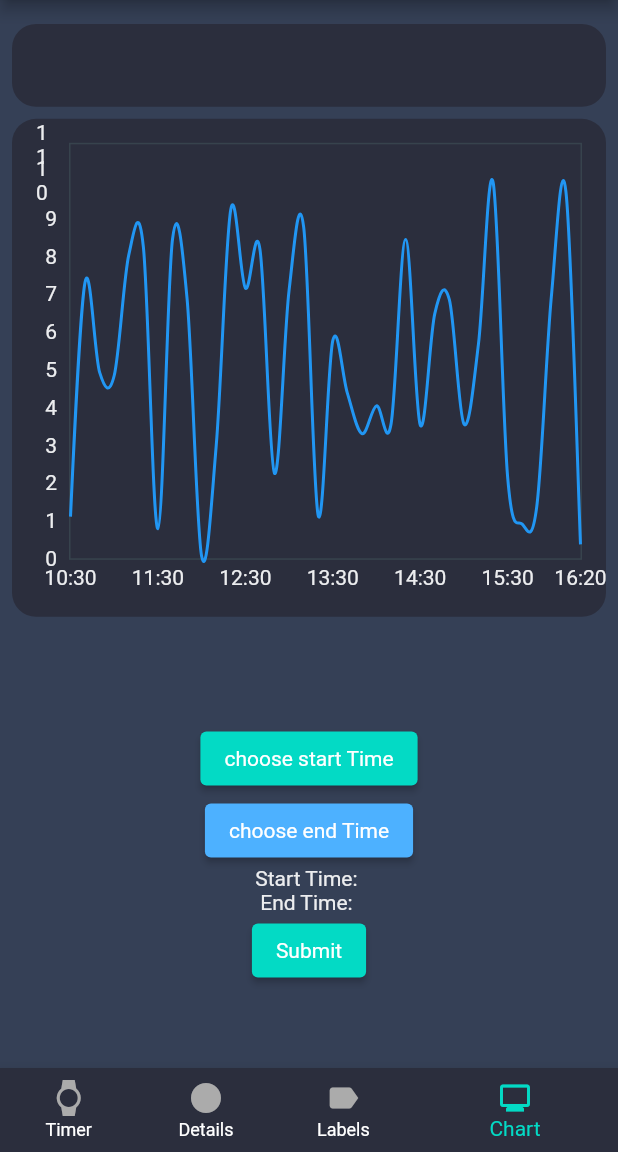
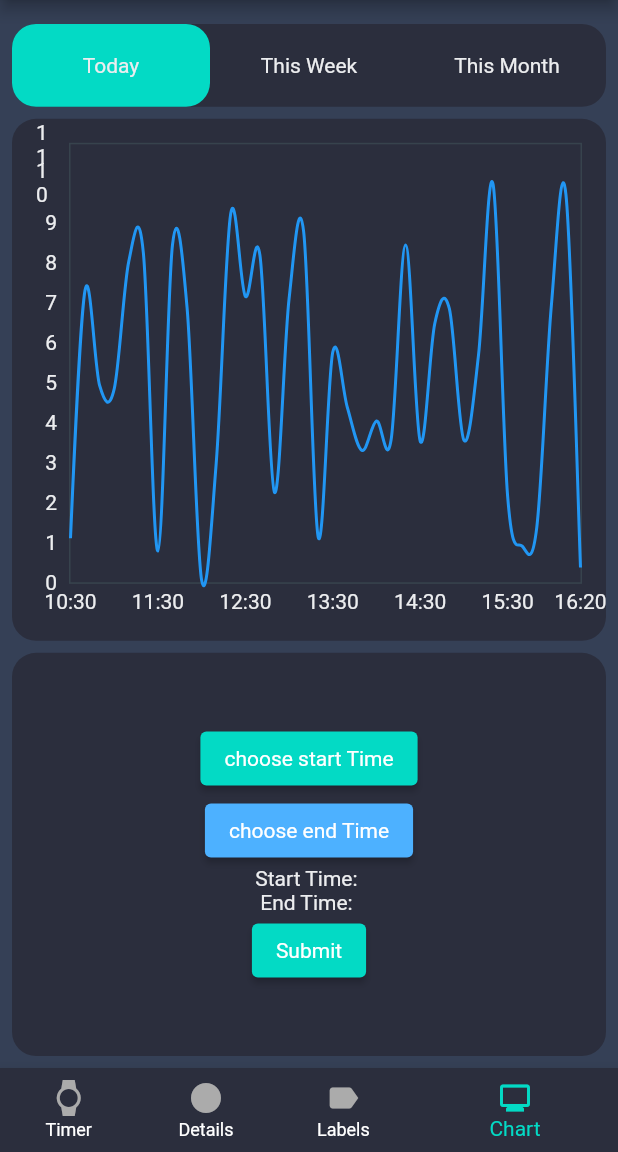
Before and after one commit to Layblar/layblar_app, a Flutter app: the screen it shows after launch, item 4 of the bottom bar chosen, on a phone screen of 412 x 824 dp, the part 84-1236 px from its top. Run offline on Flutter 3.47's test engine with Material 2 defaults, Android fonts, the phone set to English and light mode, and no system bars; drawn by our look-alikes of fl_chart.

Commit message:
updated the grpah page by adding a filter bar

```diff
--- a/lib/Themes/Styles.dart
+++ b/lib/Themes/Styles.dart
@@ -24,4 +24,9 @@ class Styles{
     color: ThemeColors.secondaryBackground,
     borderRadius: BorderRadius.circular(16)
   );
+
+   static final selctedContainerDecoration = BoxDecoration(
+    color: ThemeColors.primary,
+    borderRadius: BorderRadius.circular(16)
+  );
 }
--- a/lib/screens/ChartScreen.dart
+++ b/lib/screens/ChartScreen.dart
@@ -28,6 +28,10 @@ class _ChartScreenState extends State<ChartScreen> {
   List<ShowingTooltipIndicators> selectedSpots =[];
   List<LineBarSpot> showingSpots = [];
 
+  bool isTodaySelected =true;
+  bool isWeekSelected = false;
+  bool isMonthSelected = false;
+
 //TODO:VALIDATION
 //bugfix: wen man auf endtime drückt und dann auf start setzt es beide
   void enableStartTime(){
@@ -50,6 +54,29 @@ class _ChartScreenState extends State<ChartScreen> {
 
   }
 
+  void toggleTimeFilter(String time){
+    if(time == "day"){
+      setState(() {
+        isTodaySelected =true;
+        isWeekSelected = false;
+        isMonthSelected = false;
+      });
+    }else if(time == "week"){
+      setState(() {
+        isTodaySelected =false;
+        isWeekSelected = true;
+        isMonthSelected = false;
+      });
+    }else if(time == "month"){
+      setState(() {
+        isTodaySelected =false;
+        isWeekSelected = false;
+        isMonthSelected = true;
+      });
+    }
+
+  }
+
   @override
   Widget build(BuildContext context) {
     return  Column(
@@ -58,13 +85,44 @@ class _ChartScreenState extends State<ChartScreen> {
           flex: 1,
           child: Container(
             margin: const EdgeInsets.only(left: 8, right: 8, top: 16, bottom: 0),
-            decoration: Styles.containerDecoration
+            decoration: Styles.containerDecoration,
+            child: Row(
+              children: [
+                Expanded(flex:1,
+                child: GestureDetector(
+                  onTap: ()=> toggleTimeFilter("day"),
+                  child: Container(
+                    decoration: isTodaySelected?Styles.selctedContainerDecoration:null,
+                    child: const Center(
+                      child: Text("Today"),)),
+                ),),
+                Expanded(
+                  flex:1,
+                  child: GestureDetector(
+                    onTap: ()=> toggleTimeFilter("week"),
+                    child: Container(
+                      decoration: isWeekSelected?Styles.selctedContainerDecoration:null,
+                    child: const Center(
+                      child: Text("This Week"),)),
+                  ),
+                ),
+                Expanded(flex:1,
+                child: GestureDetector(
+                  onTap: ()=> toggleTimeFilter("month"),
+                  child: Container(
+                    decoration: isMonthSelected?Styles.selctedContainerDecoration:null,
+                    child: const Center(
+                      child: Text("This Month"),)),
+                ),),
+
+              ],
+            ),
           )
         ),
         Expanded(
           flex: 5,
           child: Container(
-            margin: const EdgeInsets.only(left: 8, top:8, right: 8, bottom:16),
+            margin: const EdgeInsets.only(left: 8, top:8, right: 8, bottom:0),
             decoration:Styles.containerDecoration,
             child: Padding(
               padding: const EdgeInsets.all(16.0),
@@ -129,6 +187,10 @@ class _ChartScreenState extends State<ChartScreen> {
         ),
         Expanded(
           flex:4,
+          child: Container(
+            width: double.infinity,
+            margin: const EdgeInsets.symmetric(vertical: 8, horizontal: 8),
+            decoration: Styles.containerDecoration,
             child: Column(
               mainAxisAlignment: MainAxisAlignment.center,
               crossAxisAlignment: CrossAxisAlignment.center,
@@ -139,6 +201,7 @@ class _ChartScreenState extends State<ChartScreen> {
                 Text("End Time: " + endTime),
                 ElevatedButton(onPressed: ()=> onSubmit(), child: const Text("Submit"), style: Styles.primaryButtonStyle,)
               ],
+            ),
           ),
         )
       ],
```
Lines whose indentation alone changed are shown as unchanged.
